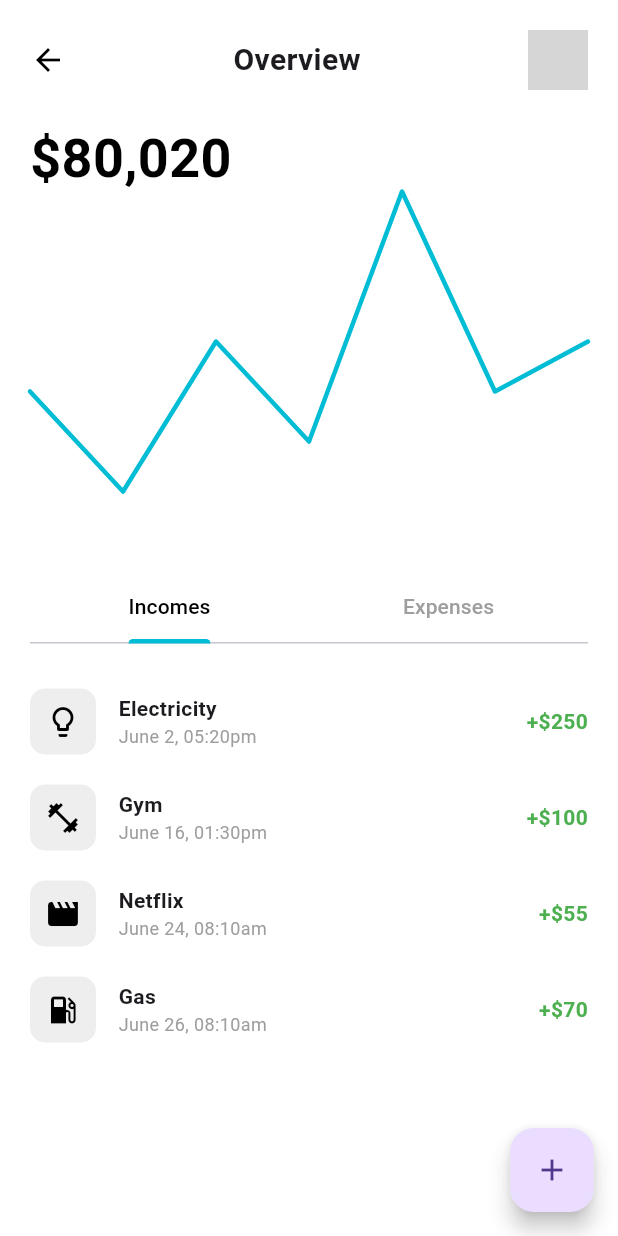
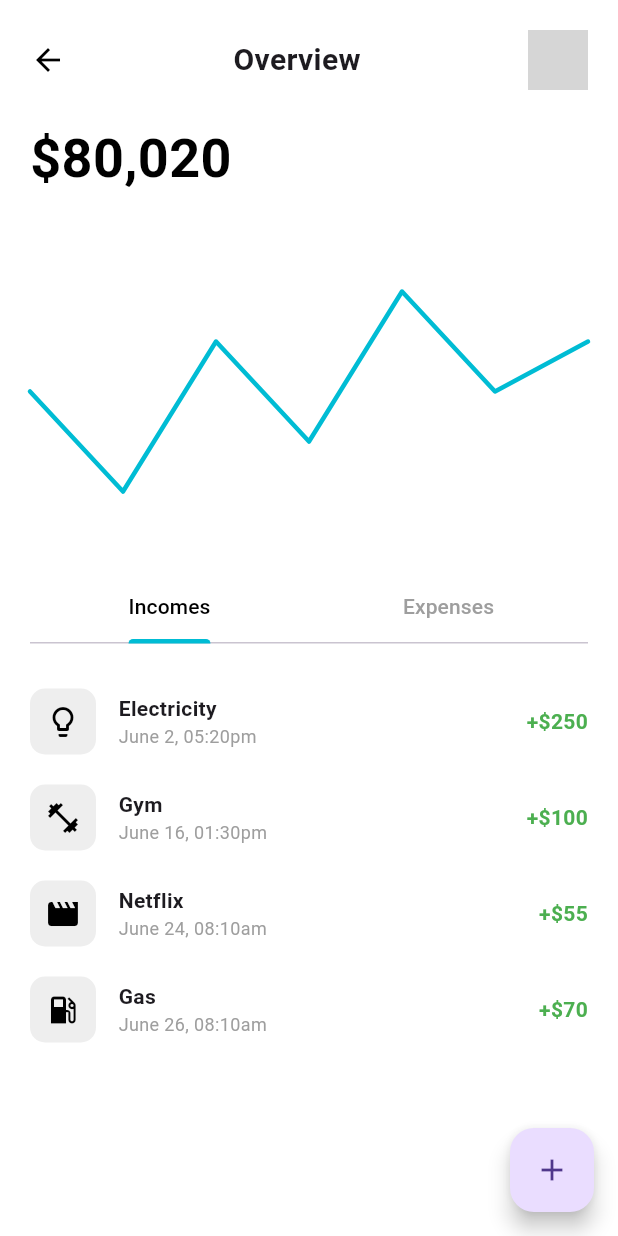
Before and after one commit to Nived-Manoj/Money_Management_App, a Flutter app: the screen it shows after launch, item 2 of the bottom bar chosen, on a phone screen of 412 x 824 dp. Run offline on Flutter 3.47's test engine with Material 3 defaults, Android fonts, the phone set to English and light mode, and no system bars; drawn by our look-alikes of fl_chart; network calls fail; grey boxes are pictures that could not be loaded.

Commit message:
initial committ

```diff
--- a/lib/spends.dart
+++ b/lib/spends.dart
@@ -105,7 +105,7 @@ class OverviewScreen extends StatelessWidget {
                 FlSpot(1, 1),
                 FlSpot(2, 4),
                 FlSpot(3, 2),
-                FlSpot(4, 7),
+                FlSpot(4, 5),
                 FlSpot(5, 3),
                 FlSpot(6, 4),
               ],
```
